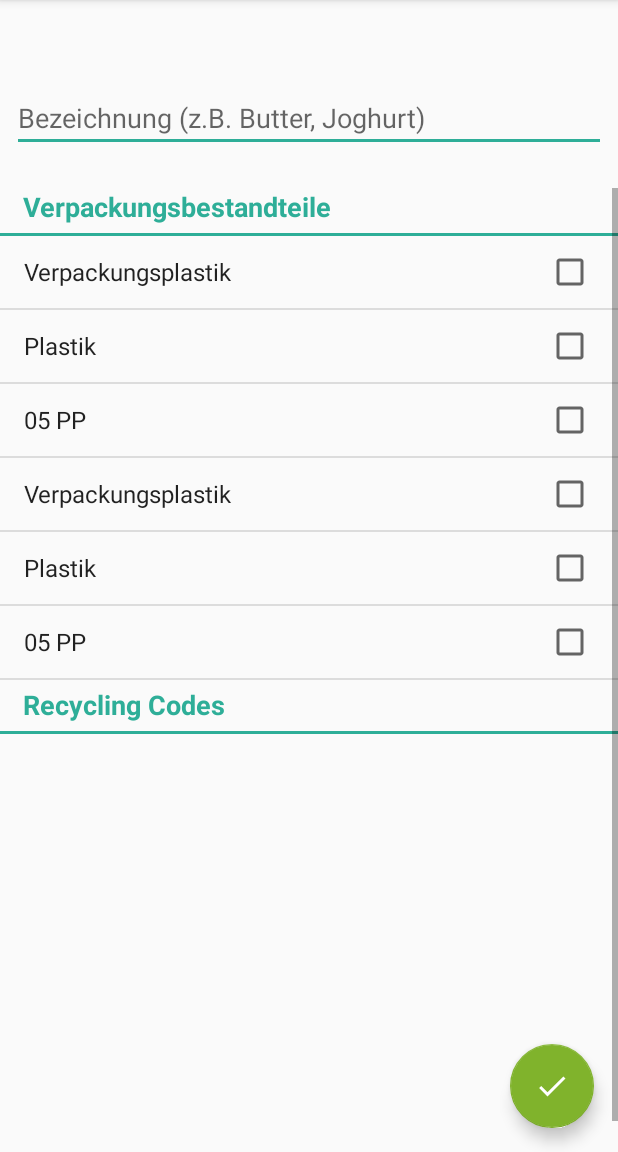
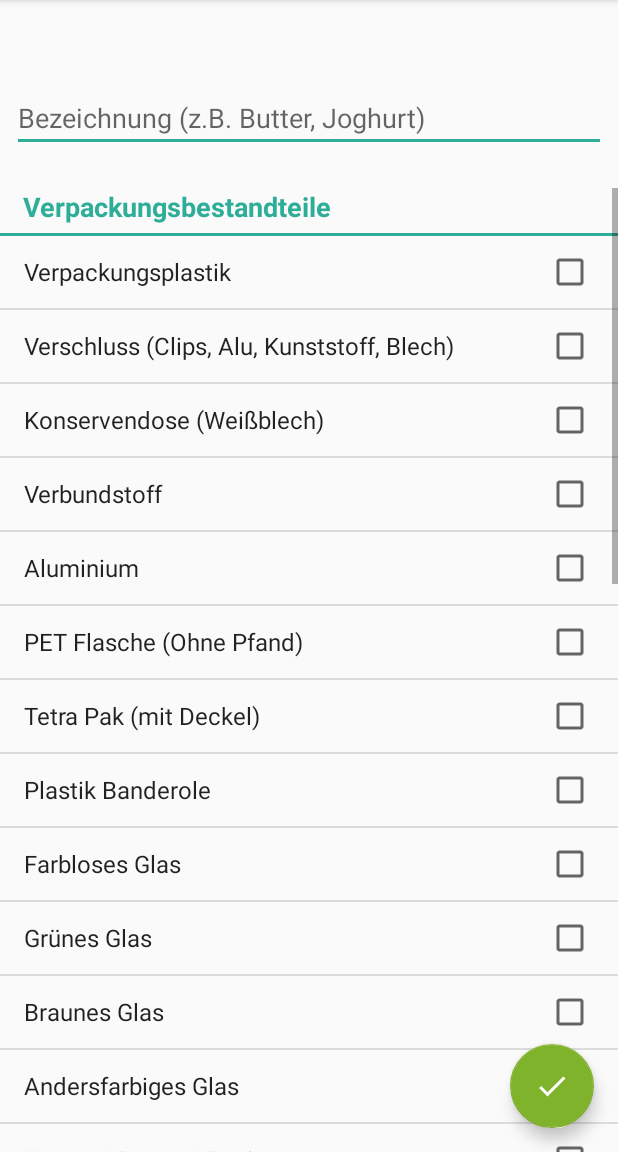
Before and after one commit to Jojoblume/RecycleScan, an Android app: the NewProduct screen opened directly, with no data from a screen before it, on a phone screen of 412 x 824 dp, the part 84-1236 px from its top. Run offline under Robolectric (Android 15) with nearby library versions, the phone set to English and light mode, and no system bars; our stand-ins replace Firebase (no records; nobody signed in at launch, a user with empty details on screens opened directly); 1 statement that could not run was skipped.

Commit message:
Listen vervollständigt.

```diff
--- a/RecycleScan/app/src/main/AndroidManifest.xml
+++ b/RecycleScan/app/src/main/AndroidManifest.xml
@@ -10,7 +10,6 @@
         android:roundIcon="@mipmap/ic_launcher_round"
         android:supportsRtl="true"
         android:theme="@style/AppTheme">
-        <activity android:name=".BestandList"></activity>
         <activity android:name=".MainActivity">
             <intent-filter>
                 <action android:name="android.intent.action.MAIN" />
--- /dev/null
+++ b/RecycleScan/app/src/main/java/com/example/jojo/recyclescan/Altpapier.java
@@ -0,0 +1,30 @@
+package com.example.jojo.recyclescan;
+
+import java.util.ArrayList;
+
+public class Altpapier {
+    String bes1 = "Karton / Pappe / Papier";
+    String bes2 = "Karton mit Plastik-Sichtfenster";
+
+    String code1 = "20 PAP";
+    String code2 = "21 PAP";
+    String code3 = "22 PAP";
+
+
+    public ArrayList<String> listePap = new ArrayList<>();
+    public ArrayList<String > listeCodePap = new ArrayList<>();
+
+    public Altpapier(){
+        listePap.add(bes1);
+        listePap.add(bes2);
+
+        listeCodePap.add(code1);
+        listeCodePap.add(code2);
+        listeCodePap.add(code3);
+
+    }
+
+    public int getTonne(){
+        return R.drawable.paper;
+    }
+}
--- a/RecycleScan/app/src/main/java/com/example/jojo/recyclescan/GelberSack.java
+++ b/RecycleScan/app/src/main/java/com/example/jojo/recyclescan/GelberSack.java
@@ -4,30 +4,52 @@ import java.util.ArrayList;
 
 public class GelberSack {
     String bes1 = "Verpackungsplastik";
-    String bes2 = "Plastik";
-    String bes3 = "05 PP";
+    String bes2 = "Verschluss (Clips, Alu, Kunststoff, Blech)";
+    String bes3 = "Konservendose (Weißblech)";
+    String bes4 = "Verbundstoff";
+    String bes5 = "Aluminium";
+    String bes6 = "PET Flasche (Ohne Pfand)";
+    String bes7 = "Tetra Pak (mit Deckel)";
+    String bes8 = "Plastik Banderole";
+
+    String code1 = "01 PET";
+    String code2 = "02 PE-HD";
+    String code3 = "03 PVC";
+    String code4 = "04 PE-LD";
+    String code5 = "05 PP";
+    String code6 = "06 PS";
+    String code7 = "07 O";
+    String code8 = "41 ALU";
+    String codeX = "80-98 C/* (Verbundstoffe)";
+
+
     public ArrayList<String> listeGelb = new ArrayList<>();
+    public ArrayList<String > listeCodeGelb = new ArrayList<>();
 
     public GelberSack(){
         listeGelb.add(bes1);
         listeGelb.add(bes2);
         listeGelb.add(bes3);
+        listeGelb.add(bes4);
+        listeGelb.add(bes5);
+        listeGelb.add(bes6);
+        listeGelb.add(bes7);
+        listeGelb.add(bes8);
 
-    }
+        listeCodeGelb.add(code1);
+        listeCodeGelb.add(code2);
+        listeCodeGelb.add(code3);
+        listeCodeGelb.add(code4);
+        listeCodeGelb.add(code5);
+        listeCodeGelb.add(code6);
+        listeCodeGelb.add(code7);
+        listeCodeGelb.add(code8);
+        listeCodeGelb.add(codeX);
 
-    public String getSubCat(String bes){
-        if ( listeGelb.contains(bes)){
-            if ( bes.equals("Verschluss")){
-                return "(Kunststoff, Alu, Clips...)";
-            }
-        }
-        return "";
     }
 
     public int getTonne(){
         return R.drawable.trash;
     }
-    public ArrayList<String> getArray(){
-        return listeGelb;
-    }
+
 }
--- /dev/null
+++ b/RecycleScan/app/src/main/java/com/example/jojo/recyclescan/Glas.java
@@ -0,0 +1,46 @@
+package com.example.jojo.recyclescan;
+
+import java.util.ArrayList;
+
+public class Glas {
+
+    String bes1 = "Farbloses Glas";
+    String bes2 = "Grünes Glas";
+    String bes3 = "Braunes Glas";
+    String bes4 = "Andersfarbiges Glas";
+
+    String code1 = "70 GL";//Farblos
+    String code2 = "71 GL";//Grün
+    String code3 = "72 GL";//Braun
+
+
+
+    public ArrayList<String> listeGlas = new ArrayList<>();
+    public ArrayList<String > listeCodeGlas = new ArrayList<>();
+
+    public Glas(){
+        listeGlas.add(bes1);
+        listeGlas.add(bes2);
+        listeGlas.add(bes3);
+        listeGlas.add(bes4);
+
+        listeCodeGlas.add(code1);
+        listeCodeGlas.add(code2);
+        listeCodeGlas.add(code3);
+
+
+    }
+
+    public int getTonne(String bes){
+        if (bes.equals(bes1) || bes.equals(code1)){
+           return R.drawable.glass_white; //farblos
+        } else if (bes.equals(bes2) || bes.equals(code2) || bes.equals(bes4)) {
+            return R.drawable.glass_green; //grün
+        }
+        else if ( bes.equals(bes3) || bes.equals(code3)){
+            return R.drawable.glass_brown; //braun
+        }
+        return -1; //Fragezeichen
+    }
+
+}
--- a/RecycleScan/app/src/main/java/com/example/jojo/recyclescan/MainActivity.java
+++ b/RecycleScan/app/src/main/java/com/example/jojo/recyclescan/MainActivity.java
@@ -1,7 +1,9 @@
 package com.example.jojo.recyclescan;
 
+import android.content.DialogInterface;
 import android.content.Intent;
 import android.support.annotation.NonNull;
+import android.support.v7.app.AlertDialog;
 import android.support.v7.app.AppCompatActivity;
 import android.os.Bundle;
 import android.util.Log;
@@ -58,9 +60,9 @@ public static final String TAG = "MyActivity";
                     public void onComplete(@NonNull Task<DocumentSnapshot> task) {
                         if (task.isSuccessful()) {
                             DocumentSnapshot document = task.getResult();
-                            //TODO: Process anlegen! Antwort dauert bei "No such document" sehr lange... (drehender Kreis, neue Activity?)
                             if (document.exists()) {
                                 Log.d(TAG, "DocumentSnapshot data: " + document.getData());
+
                                 Intent ergebnisIntent = new Intent(getApplicationContext(), Ergebnis.class);
                                 ergebnisIntent.putExtra("EAN", ean);
                                 String bezeichnung = document.get("Bezeichnung").toString();
@@ -86,6 +88,8 @@ public static final String TAG = "MyActivity";
                             }
                         } else {
                             Log.d(TAG, "get failed with ", task.getException());
+                            Toast.makeText(MainActivity.this,"Überpüfe deine Internetverbindung",Toast.LENGTH_SHORT).show();
+
                         }
                     }
                 });
--- /dev/null
+++ b/RecycleScan/app/src/main/java/com/example/jojo/recyclescan/MyListView.java
@@ -0,0 +1,28 @@
+package com.example.jojo.recyclescan;
+
+import android.content.Context;
+import android.util.AttributeSet;
+import android.widget.ListView;
+
+public class MyListView extends ListView {
+
+    public MyListView(Context context, AttributeSet attrs) {
+        super(context, attrs);
+    }
+
+    public MyListView(Context context) {
+        super(context);
+    }
+
+    public MyListView(Context context, AttributeSet attrs, int defStyle) {
+        super(context, attrs, defStyle);
+    }
+
+    @Override
+    public void onMeasure(int widthMeasureSpec, int heightMeasureSpec) {
+        int expandSpec = MeasureSpec.makeMeasureSpec(Integer.MAX_VALUE >> 2,
+                MeasureSpec.AT_MOST);
+        super.onMeasure(widthMeasureSpec, expandSpec);
+    }
+
+}
--- a/RecycleScan/app/src/main/java/com/example/jojo/recyclescan/NewProduct.java
+++ b/RecycleScan/app/src/main/java/com/example/jojo/recyclescan/NewProduct.java
@@ -34,6 +34,8 @@ public class NewProduct extends AppCompatActivity {
     FloatingActionButton btn_float;
     EditText textBez;
     ListView lv1;
+    ListView lv2;
+
     public static String[] übergabe = {"","","","",""};
 
 
@@ -49,19 +51,28 @@ public class NewProduct extends AppCompatActivity {
         textBez = findViewById(R.id.editTextBez);
 
         lv1 = findViewById(R.id.list1);
-        //TODO: 2. Liste mit Recyclingcodes...
+        lv2 = findViewById(R.id.list2);
 
         //Daten
         GelberSack gelb = new GelberSack();
-        //hier dann glas und Altpapier Liste..
-        GelberSack gelb2 = new GelberSack();
+        Glas glas = new Glas();
+        Altpapier pap = new Altpapier();
+        //kombinierte Liste der Bestandteile
         ArrayList<String> combined = new ArrayList<>();
         combined.addAll(gelb.listeGelb);
-        //hier dann glas und Altpapier Liste..
-        combined.addAll(gelb2.listeGelb);
+        combined.addAll(glas.listeGlas);
+        combined.addAll(pap.listePap);
 
         ArrayAdapter<String> list = new ArrayAdapter<String>(NewProduct.this, android.R.layout.simple_list_item_multiple_choice, combined);
         lv1.setAdapter(list);
+
+        // Recycling Codes
+        ArrayList<String> combinedCodes = new ArrayList<>();
+        combinedCodes.addAll(gelb.listeCodeGelb);
+        combinedCodes.addAll(glas.listeCodeGlas);
+        combinedCodes.addAll(pap.listeCodePap);
+        ArrayAdapter<String> listCodes = new ArrayAdapter<>(NewProduct.this, android.R.layout.simple_list_item_multiple_choice, combinedCodes);
+        lv2.setAdapter(listCodes);
 
 
         lv1.setChoiceMode(AbsListView.CHOICE_MODE_MULTIPLE);
@@ -82,12 +93,28 @@ public class NewProduct extends AppCompatActivity {
             }
         });
 
+        lv2.setChoiceMode(AbsListView.CHOICE_MODE_MULTIPLE);
+        lv2.setOnItemClickListener(new AdapterView.OnItemClickListener() {
+            @Override
+            public void onItemClick(AdapterView<?> parent, View view, int position, long id) {
+                if ( lv2.isItemChecked(position)){
+                    lv2.setItemChecked(position, true);
+
+                }
+                else
+                {
+                    lv2.setItemChecked(position, false);
+
+                }
+            }
+        });
+
         btn_float = findViewById(R.id.floatButton);
         btn_float.setOnClickListener(new View.OnClickListener() {
             @Override
             public void onClick(View v) {
                 //TODO: Wenn übergabe. size + andere Liste+size >5!!!
-                if(lv1.getCheckedItemCount()>5){
+                if((lv1.getCheckedItemCount() + lv2.getCheckedItemCount())>5){
                     Toast.makeText(getApplicationContext(),  "Max 5 Bestandteile auswählen!", Toast.LENGTH_SHORT).show();
                 }
                 else
@@ -102,6 +129,16 @@ public class NewProduct extends AppCompatActivity {
                         {
                             int pos = checked.keyAt(i);
                             übergabe[counter] = lv1.getItemAtPosition(pos).toString();
+                            counter++;
+                        }
+                    }
+                    SparseBooleanArray checked2 = lv2.getCheckedItemPositions();
+                    for (int i = 0; i < checked2.size(); i++)
+                    {
+                        if (checked2.valueAt(i))
+                        {
+                            int pos = checked2.keyAt(i);
+                            übergabe[counter] = lv2.getItemAtPosition(pos).toString();
                             counter++;
                         }
                     }
--- a/RecycleScan/app/src/main/res/layout/activity_new_product.xml
+++ b/RecycleScan/app/src/main/res/layout/activity_new_product.xml
@@ -77,10 +77,10 @@
                 android:layout_height="2dp"
                 android:background="@color/colorAccent" />
 
-            <ListView
+            <com.example.jojo.recyclescan.MyListView
                 android:id="@+id/list1"
                 android:layout_width="fill_parent"
-                android:layout_height="300dp" />
+                android:layout_height="wrap_content" />
 
             <TextView
                 android:layout_width="wrap_content"
@@ -97,10 +97,17 @@
                 android:layout_height="2dp"
                 android:background="@color/colorAccent" />
 
-            <ListView
+            <com.example.jojo.recyclescan.MyListView
                 android:id="@+id/list2"
                 android:layout_width="fill_parent"
-                android:layout_height="300dp" />
+                android:layout_height="wrap_content" />
+
+            <View
+                android:layout_width="fill_parent"
+                android:layout_height="74dp"
+                android:background="@color/colorAccent"
+                android:visibility="invisible"/>
+
 
 
         </LinearLayout>
```
Also changed, not shown: RecycleScan/app/src/main/java/com/example/jojo/recyclescan/BestandList.java (deleted, +0 -89 lines), RecycleScan/app/src/main/java/com/example/jojo/recyclescan/Ergebnis.java (+12 -16 lines), RecycleScan/app/src/main/res/drawable/glass_brown.png (added), RecycleScan/app/src/main/res/drawable/glass_green.png (added), RecycleScan/app/src/main/res/drawable/glass_white.png (added), RecycleScan/app/src/main/res/drawable/paper.png (added).
